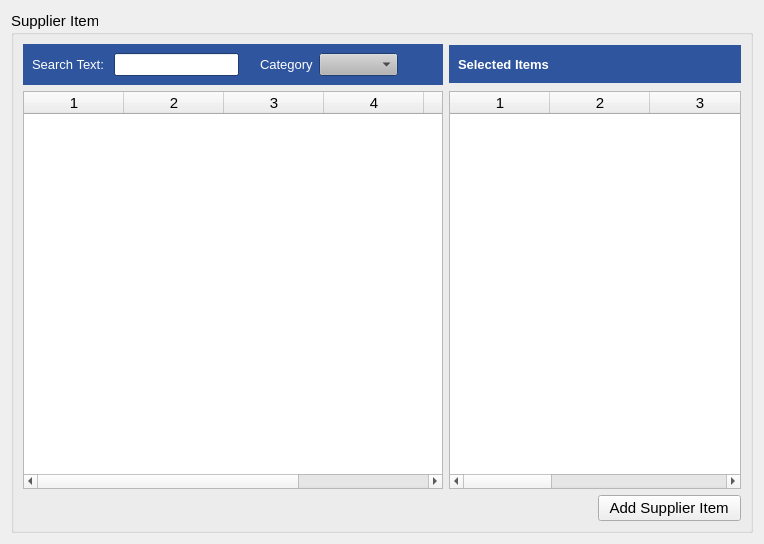
Qt form estorecpp/supplieritemwidget.ui (Watti/estorecpp) before a commit.
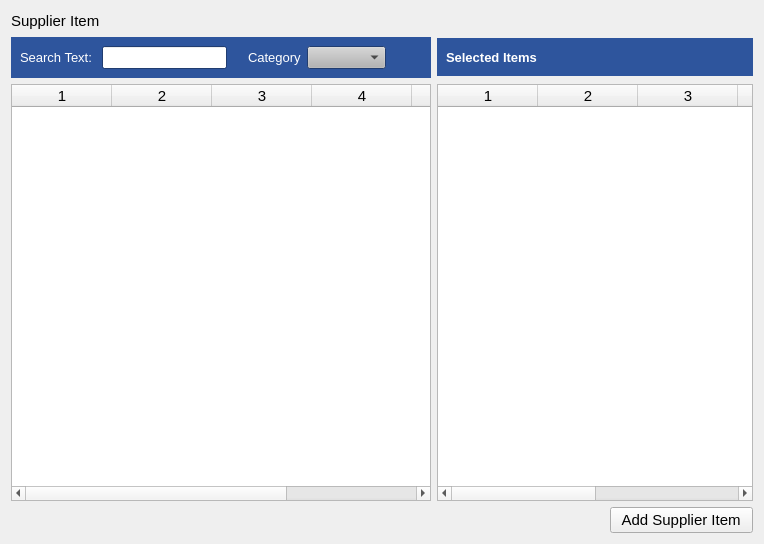
The same form after that commit.

```diff
--- a/estorecpp/supplieritemwidget.ui
+++ b/estorecpp/supplieritemwidget.ui
@@ -13,18 +13,36 @@
   <property name="windowTitle">
    <string>Form</string>
   </property>
-  <layout class="QVBoxLayout" name="verticalLayout_4">
-   <item>
-    <widget class="QGroupBox" name="groupBox">
-     <property name="font">
-      <font>
-       <pointsize>11</pointsize>
-      </font>
-     </property>
-     <property name="title">
-      <string>Supplier Item</string>
-     </property>
      <layout class="QVBoxLayout" name="verticalLayout">
+   <item>
+    <layout class="QHBoxLayout" name="horizontalLayout_4">
+     <item>
+      <widget class="QLabel" name="label">
+       <property name="font">
+        <font>
+         <pointsize>11</pointsize>
+        </font>
+       </property>
+       <property name="text">
+        <string>Supplier Item</string>
+       </property>
+      </widget>
+     </item>
+     <item>
+      <spacer name="horizontalSpacer_2">
+       <property name="orientation">
+        <enum>Qt::Horizontal</enum>
+       </property>
+       <property name="sizeHint" stdset="0">
+        <size>
+         <width>40</width>
+         <height>20</height>
+        </size>
+       </property>
+      </spacer>
+     </item>
+    </layout>
+   </item>
       <item>
        <layout class="QGridLayout" name="gridLayout">
         <item row="0" column="0">
@@ -852,15 +870,17 @@
         </item>
         <item>
          <widget class="QPushButton" name="addSupplierItemBtn">
+       <property name="font">
+        <font>
+         <pointsize>11</pointsize>
+        </font>
+       </property>
           <property name="text">
            <string>  Add Supplier Item  </string>
           </property>
          </widget>
         </item>
        </layout>
-      </item>
-     </layout>
-    </widget>
    </item>
   </layout>
  </widget>
```
Lines whose indentation alone changed are shown as unchanged.
